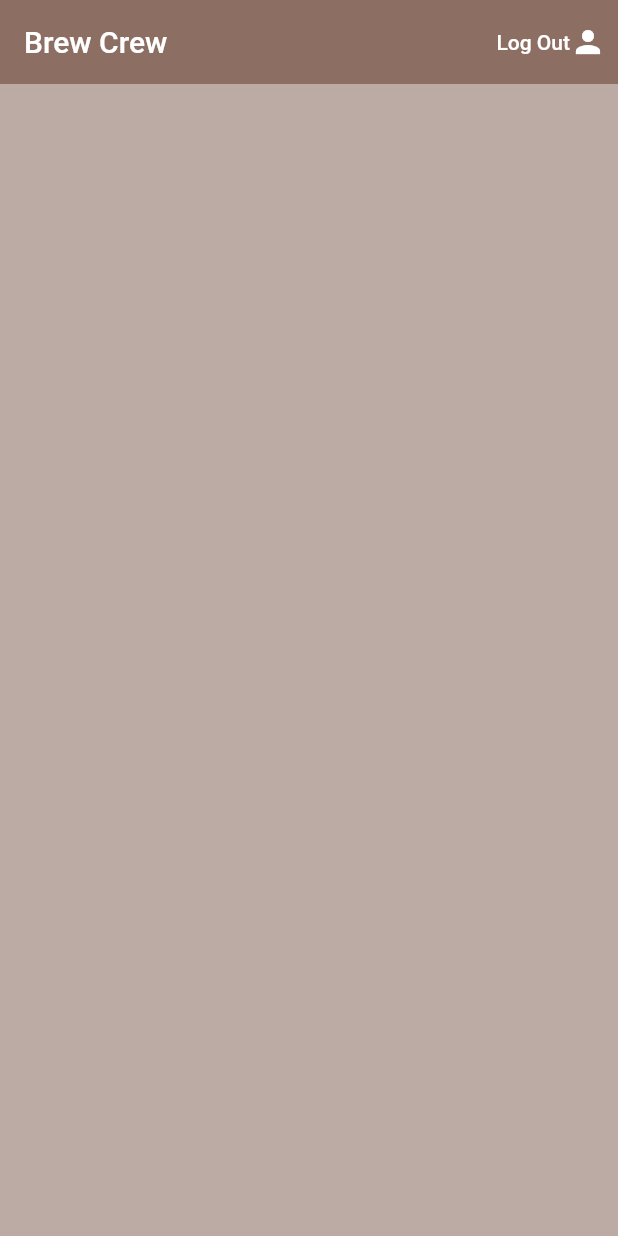
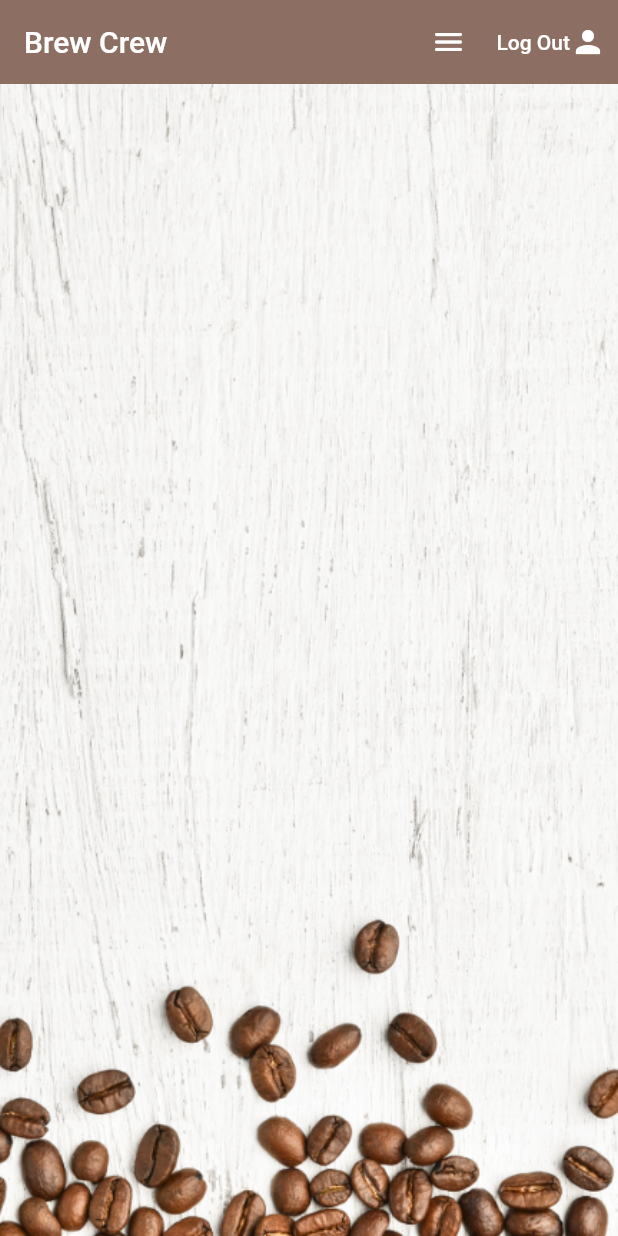
Before and after one commit to ayman2ppp2/Crew-Brew, a Flutter app: the screen it shows once a user with an empty profile is signed in, on a phone screen of 412 x 824 dp. Run offline on Flutter 3.47's test engine with Material 2 defaults, Android fonts, the phone set to English and light mode, and no system bars; our stand-ins replace cloud_firestore, firebase_auth, firebase_core, flutter_spinkit; accounts and stored records are empty.

Commit message:
feel free

```diff
--- a/crew_brew/lib/models/UserModel.dart
+++ b/crew_brew/lib/models/UserModel.dart
@@ -1,4 +1,19 @@
+import 'package:firebase_auth/firebase_auth.dart';
+
 class UserModel {
   final String uid;
   UserModel({required this.uid});
 }
+
+class UserData {
+  final String uid;
+  final String name;
+  final String sugars;
+  final int strength;
+
+  UserData(
+      {required this.uid,
+      required this.name,
+      required this.sugars,
+      required this.strength});
+}
--- a/crew_brew/lib/screens/home/brew_list.dart
+++ b/crew_brew/lib/screens/home/brew_list.dart
@@ -1,6 +1,6 @@
-import 'package:cloud_firestore/cloud_firestore.dart';
 import 'package:crew_brew/models/Brew.dart';
 import 'package:crew_brew/screens/home/brew_tile.dart';
+import 'package:crew_brew/screens/loading.dart';
 import 'package:flutter/material.dart';
 import 'package:provider/provider.dart';
 
@@ -16,11 +16,15 @@ class _BrewListState extends State<BrewList> {
   Widget build(BuildContext context) {
     final brews = Provider.of<List<Brew>?>(context);
 
-    return ListView.builder(
-      itemCount: brews!.length,
-      itemBuilder: (context, index) {
-        return BrewTile(brew: brews[index]);
-      },
-    );
+    if (brews != null) {
+      return ListView.builder(
+        itemCount: brews.length,
+        itemBuilder: (context, index) {
+          return BrewTile(brew: brews[index]);
+        },
+      );
+    } else {
+      return loading();
+    }
   }
 }
--- a/crew_brew/lib/screens/home/home.dart
+++ b/crew_brew/lib/screens/home/home.dart
@@ -1,8 +1,8 @@
-// ignore_for_file: prefer_const_literals_to_create_immutables
+// ignore_for_file: prefer_const_literals_to_create_immutables, prefer_const_constructors
 
-import 'package:cloud_firestore/cloud_firestore.dart';
 import 'package:crew_brew/models/Brew.dart';
 import 'package:crew_brew/screens/home/brew_list.dart';
+import 'package:crew_brew/screens/home/settings_form.dart';
 import 'package:crew_brew/services/auth.dart';
 import 'package:crew_brew/services/database.dart';
 import 'package:flutter/material.dart';
@@ -20,6 +20,20 @@ class _HomeState extends State<Home> {
 
   @override
   Widget build(BuildContext context) {
+    void _showSettingsPanel() {
+      showModalBottomSheet(
+        context: context,
+        builder: (context) {
+          return Container(
+            decoration: BoxDecoration(color: Colors.brown[100]),
+            padding:
+                const EdgeInsets.symmetric(vertical: 20.0, horizontal: 60.0),
+            child: SettingsForm(),
+          );
+        },
+      );
+    }
+
     return StreamProvider<List<Brew>?>.value(
       value: database(uid: '').brews,
       initialData: null,
@@ -31,6 +45,10 @@ class _HomeState extends State<Home> {
           title: Text('Brew Crew'),
           elevation: 0,
           actions: [
+            IconButton(
+              onPressed: () => _showSettingsPanel(),
+              icon: const Icon(Icons.menu_rounded),
+            ),
             TextButton(
               onPressed: () async {
                 _authe.signOutFromGoogle();
@@ -44,7 +62,15 @@ class _HomeState extends State<Home> {
             ),
           ],
         ),
-        body: BrewList(),
+        body: Container(
+          decoration: BoxDecoration(
+            image: DecorationImage(
+              image: AssetImage('assets/coffee_bg.png'),
+              fit: BoxFit.cover,
+            ),
+          ),
+          child: BrewList(),
+        ),
       ),
     );
   }
--- a/crew_brew/lib/services/auth.dart
+++ b/crew_brew/lib/services/auth.dart
@@ -1,8 +1,6 @@
-import 'package:crew_brew/firebase_options.dart';
 import 'package:crew_brew/models/UserModel.dart';
 import 'package:crew_brew/services/database.dart';
 import 'package:firebase_auth/firebase_auth.dart';
-import 'package:firebase_core/firebase_core.dart';
 
 class AuthService {
   final FirebaseAuth _auth = FirebaseAuth.instance;
@@ -53,7 +51,7 @@ class AuthService {
       UserCredential result = await _auth.createUserWithEmailAndPassword(
           email: email.trim(), password: password.trim());
       User? user = result.user;
-      await database(uid: user!.uid).updateUserData('0', 'اسم شلفي', 200);
+      await database(uid: user!.uid).updateUserData('0', 'new member', 200);
       return userModelFromUser(user);
     } catch (e) {
       return null;
--- a/crew_brew/pubspec.yaml
+++ b/crew_brew/pubspec.yaml
@@ -65,8 +65,8 @@ flutter:
   uses-material-design: true
 
   # To add assets to your application, add an assets section, like this:
-  # assets:
-  #   - images/a_dot_burr.jpeg
+  assets:
+    - assets/
   #   - images/a_dot_ham.jpeg
 
   # An image asset can refer to one or more resolution-specific "variants", see
```
Also changed, not shown: crew_brew/lib/screens/constants.dart (added, +12 -0 lines), crew_brew/lib/screens/home/brew_tile.dart (+13 -1 lines), crew_brew/lib/screens/home/settings_form.dart (added, +123 -0 lines), crew_brew/lib/services/database.dart (+16 -0 lines), crew_brew/assets/coffee_bg.png (added), crew_brew/assets/coffee_icon.png (added).
